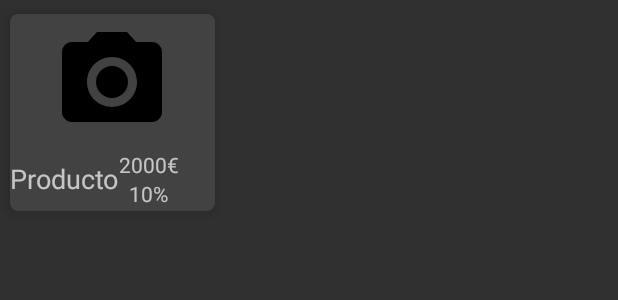
After one commit to almibaren/AlmibarenAndroid, an Android app: the layout cardview_inicio.xml on its own in the app's theme, with its tools: preview values and no code run, on a phone screen of 412 x 824 dp. The commit adds this screen. Shown: the top 300 px of the screen. Run offline under Robolectric (Android 15) with nearby library versions, the phone set to English and light mode, and no system bars; network calls fail.

Commit message:
InicioFragment

```diff
--- /dev/null
+++ b/app/src/main/res/layout/cardview_inicio.xml
@@ -0,0 +1,64 @@
+<?xml version="1.0" encoding="utf-8"?>
+
+<android.support.v7.widget.CardView
+    android:id="@+id/cardView"
+    xmlns:card_view="http://schemas.android.com/apk/res-auto"
+    android:layout_width="150dp"
+    android:layout_height="150dp"
+    card_view:cardCornerRadius="5dp"
+    card_view:cardElevation="5dp"
+    card_view:cardUseCompatPadding="true"
+    layout_height=""
+    xmlns:android="http://schemas.android.com/apk/res/android">
+
+    <LinearLayout
+        android:layout_width="match_parent"
+        android:layout_height="wrap_content"
+        android:orientation="vertical"
+        >
+        <ImageView
+            android:id="@+id/ivProducto"
+            android:tag="image_tag"
+            android:layout_width="80dp"
+            android:layout_height="80dp"
+            android:layout_margin="5dp"
+            android:layout_weight="1"
+            android:layout_gravity="center"
+            android:src="@drawable/ic_menu_camera"/>
+        <LinearLayout
+            android:layout_width="wrap_content"
+            android:layout_height="wrap_content"
+            android:orientation="horizontal">
+            <TextView
+                android:id="@+id/tvProducto"
+                android:layout_width="wrap_content"
+                android:layout_height="wrap_content"
+                android:layout_gravity="center"
+                android:text="Producto"
+                android:textAppearance="?android:attr/textAppearanceMedium"/>
+
+            <LinearLayout
+                android:layout_width="wrap_content"
+                android:layout_height="wrap_content"
+                android:orientation="vertical"
+                android:gravity="center">
+                <TextView
+                    android:layout_width="wrap_content"
+                    android:layout_height="wrap_content"
+                    android:layout_weight="5"
+                    android:id="@+id/tvPrecioProducto"
+                    android:gravity="center"
+                    android:text="2000€"
+                    />
+                <TextView
+                    android:layout_width="wrap_content"
+                    android:layout_height="wrap_content"
+                    android:layout_weight="5"
+                    android:id="@+id/tvDtoProducto"
+                    android:gravity="center"
+                    android:text="10%"
+                    />
+            </LinearLayout>
+        </LinearLayout>
+    </LinearLayout>
+</android.support.v7.widget.CardView>
```
Also changed, not shown: app/src/main/java/com/baren/almi/almibarenandroid/adapter/ProductosInicioAdapter.java (added, +148 -0 lines), app/src/main/java/com/baren/almi/almibarenandroid/adapter/recycler/PopularesRVAdapter.java (+21 -5 lines), app/src/main/java/com/baren/almi/almibarenandroid/fragment/InicioFragment.java (+18 -2 lines).
